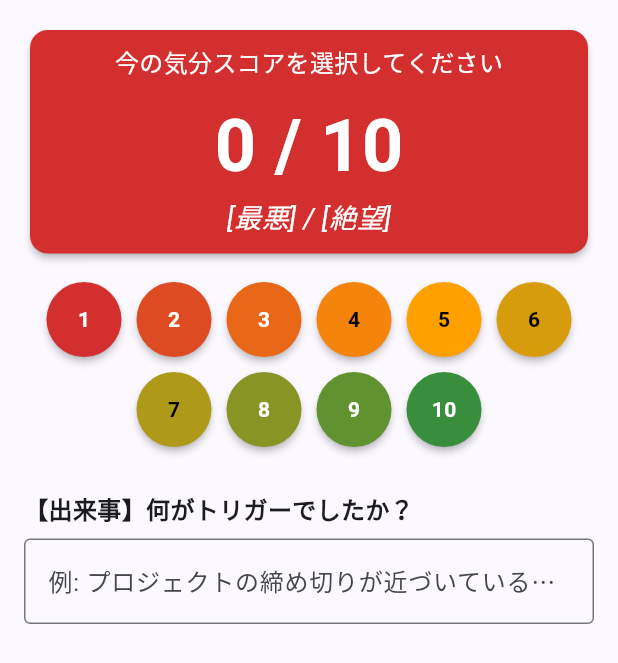
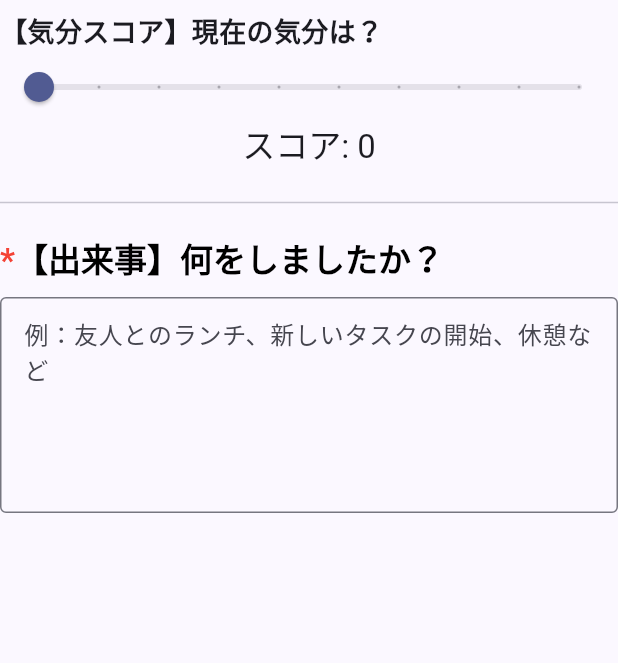
Before and after one commit to takehisa-nanba/self-awareness-diary, a Flutter app: the Step2WriteScreen widget shown alone on an empty page, opened directly with empty values, on a phone screen of 412 x 824 dp. Shown: the top 663 px of the screen. Run offline on Flutter 3.47's test engine with Material 3 defaults, Android fonts, the phone set to English and light mode, and no system bars; our stand-ins replace fl_chart, flutter_dotenv, geolocator, google_generative_ai, isar, table_calendar; accounts and stored records are empty; generated files the repository leaves out were written again; network calls fail.

Commit message:
feat: Revert ScoreSelector to stable Slider implementation

```diff
--- a/lib/screens/write_screen.dart
+++ b/lib/screens/write_screen.dart
@@ -5,9 +5,9 @@ import 'package:provider/provider.dart';
 import '../core/write_core.dart';
 import '../widgets/location_status_bar.dart';
 import '../widgets/app_shell.dart';
-import 'write_steps/step1_write.dart' show Step1WriteScreen;
-import 'write_steps/step2_write.dart' show Step2WriteScreen;
-import 'write_steps/step3_write.dart' show Step3WriteScreen;
+import 'write_steps/step1_write.dart';
+import 'write_steps/step2_write.dart';
+import 'write_steps/step3_write.dart';
 
 class WriteScreen extends StatelessWidget {
   const WriteScreen({super.key});
@@ -62,7 +62,8 @@ class WriteScreen extends StatelessWidget {
             icon: const Icon(Icons.arrow_back_ios, size: 16, color: Colors.black87),
             label: const Text('戻る', style: TextStyle(color: Colors.black87)),
           )
-        : const SizedBox(width: 56.0); // 戻るボタンがないステップ1でも、タイトルと位置を揃えるため同等の幅を確保
+        // ★★★ 修正1: ステップ1の時は幅 0 のSizedBoxを返す（左寄せのため） ★★★
+        : const SizedBox.shrink();
 
     // タイトルとステップ表示 (Columnで縦にまとめる)
     Widget titleAndStep = Column(
@@ -90,11 +91,10 @@ class WriteScreen extends StatelessWidget {
     );
 
     return PreferredSize(
-      preferredSize: const Size.fromHeight(40.0), // 高さを60.0に調整
+      preferredSize: const Size.fromHeight(60.0),
       child: Container(
         color: Colors.transparent,
 
-        // ★★★ 修正1: 戻るボタンとタイトルをRowで並べ、全体のパディングを設定 ★★★
         child: Padding(
           padding: const EdgeInsets.symmetric(horizontal: 16.0), // 左右パディング
           child: Row(
@@ -103,13 +103,15 @@ class WriteScreen extends StatelessWidget {
               // 1. 戻るボタン/SizedBox (左端)
               backButton,
 
-              // 2. スペース
-              const SizedBox(width: 10.0),
+              // 2. スペース - 戻るボタンがあるときのみスペースを空ける
+              // ★★★ 修正2: if を追加し、ステップ2, 3 のみスペースを空ける ★★★
+              if (core.currentStepIndex > 1)
+                const SizedBox(width: 10.0),
 
               // 3. タイトルとステップ表示 (残りのスペースを占有)
               Expanded(
                 child: Padding(
-                   padding: const EdgeInsets.symmetric(vertical: 8.0), // 上下のパディングで高さを調整
+                   padding: const EdgeInsets.symmetric(vertical: 4.0),
                    child: titleAndStep,
                 ),
               ),
@@ -209,7 +211,7 @@ class WriteContent extends StatelessWidget {
         );
       case 2:
         return Step2WriteScreen(
-          moodScore: core.moodScore,
+          moodScore: core.moodScore.toDouble(),
           eventController: core.eventController,
           onScoreChanged: (int score) {
             core.setMoodScore(score.toDouble());
--- a/lib/screens/write_steps/step2_write.dart
+++ b/lib/screens/write_steps/step2_write.dart
@@ -1,11 +1,11 @@
-// lib/screens/write_steps/step2_write.dart (最新版)
+// lib/screens/write_steps/step2_write.dart
 
 import 'package:flutter/material.dart';
 
 class Step2WriteScreen extends StatelessWidget {
-  final int moodScore;
+  final double moodScore;
   final TextEditingController eventController;
-  final ValueChanged<int> onScoreChanged;
+  final void Function(int) onScoreChanged;
   final VoidCallback onContentChanged;
 
   const Step2WriteScreen({
@@ -16,147 +16,89 @@ class Step2WriteScreen extends StatelessWidget {
     required this.onContentChanged,
   });
 
-  // ★★★ 1. スコアに基づいて背景色を計算するロジック ★★★
-  Color _getScoreColor(int score) {
-    // 範囲を1から10に固定
-    final clampedScore = score.clamp(1, 10);
-
-    // スコア5（アンバー）を基準に、赤と緑に分ける
-    if (clampedScore <= 5) {
-      // 1 (濃赤) から 5 (濃アンバー) へのグラデーション
-      final t = (clampedScore - 1) / 4.0;
-      return Color.lerp(Colors.red.shade700, Colors.amber.shade700, t)!;
-    } else {
-      // 6 (濃アンバー) から 10 (濃緑) へのグラデーション
-      // tは0.0 (スコア6) から 1.0 (スコア10) に変化
-      final t = (clampedScore - 5) / 5.0;
-      // 濃アンバーと濃緑の間で補間する
-      return Color.lerp(Colors.amber.shade700, Colors.green.shade700, t)!;
-    }
-  }
-
-  // ★★★ 2. スコアに基づいて文字色を決定するロジック（コントラスト確保） ★★★
-  Color _getTextColor(int score) {
-    // スコア 4〜7 の中間色（濃い黄色/アンバー）は黒文字で見やすくする
-    if (score >= 4 && score <= 7) {
-      return Colors.black;
-    }
-    // それ以外（濃赤、濃緑）は白文字にする
-    return Colors.white;
-  }
-
-  // ★★★ 3. スコアに基づいて感情ワードを返すロジック ★★★
-  String _getMoodWord(int score) {
-    if (score >= 9) return '[最高] / [歓喜]';
-    if (score >= 7) return '[満足] / [良好]';
-    if (score == 6) return '[ニュートラル] / [普通]';
-    if (score == 5) return '【モヤっとする】 / [曖昧]'; // 要件に合わせた最重要ポイント
-    if (score >= 3) return '[不調] / [不安]';
-    return '[最悪] / [絶望]';
-  }
-
   @override
   Widget build(BuildContext context) {
-    // 選択されたスコアに基づいて色と文字色を決定
-    final displayColor = _getScoreColor(moodScore);
-    final displayTextColor = _getTextColor(moodScore);
-
-    return SingleChildScrollView(
-      padding: const EdgeInsets.all(16.0),
+    return Column(
+      crossAxisAlignment: CrossAxisAlignment.start,
+      children: [
+        // 1. 気分スコアの入力
+        Padding(
+          padding: const EdgeInsets.symmetric(vertical: 8.0),
           child: Column(
-        crossAxisAlignment: CrossAxisAlignment.stretch,
+            crossAxisAlignment: CrossAxisAlignment.start,
             children: [
-           // 気分スコア表示エリア
-          Card(
-            color: displayColor, // ★★★ 色をスコアと連動 ★★★
-            elevation: 2,
-            shape: RoundedRectangleBorder(
-              borderRadius: BorderRadius.circular(12),
-            ),
-            child: Padding(
-              padding: const EdgeInsets.symmetric(
-                vertical: 10.0,
-                horizontal: 16.0,
-              ),
-              child: Column(
-                children: [
-                  Text(
-                    '今の気分スコアを選択してください',
+              const Text(
+                '【気分スコア】現在の気分は？',
                 style: TextStyle(
-                      fontSize: 16,
-                      color: displayTextColor, // ★★★ 文字色をスコアと連動 ★★★
+                  fontWeight: FontWeight.bold,
+                  fontSize: 18,
                 ),
               ),
-                  const SizedBox(height: 10),
-                  Text(
-                    '$moodScore / 10',
-                    style: TextStyle(
-                      fontSize: 48,
-                      fontWeight: FontWeight.bold,
-                      color: displayTextColor, // ★★★ 文字色をスコアと連動 ★★★
+
+              // ★★★ 修正1: Slider を再導入 ★★★
+              Slider(
+                value: moodScore,
+                min: 1,
+                max: 10,
+                divisions: 9,
+                label: moodScore.round().toString(),
+                onChanged: (double value) {
+                  onScoreChanged(value.round());
+                },
               ),
-                  ),
-                  Text(
-                    _getMoodWord(moodScore), // ★★★ 感情ワードを表示 ★★★
-                    style: TextStyle(
-                      fontSize: 18,
-                      color: displayTextColor,
-                      fontStyle: FontStyle.italic,
+
+              // ★★★ 修正2: 中央のスコア表示を再導入 ★★★
+              Center(
+                child: Text(
+                  'スコア: ${moodScore.round()}',
+                  style: Theme.of(context).textTheme.titleLarge,
                 ),
               ),
             ],
           ),
         ),
+
+        const Divider(height: 30),
+
+        // 2. 出来事の入力
+        Padding(
+          padding: const EdgeInsets.symmetric(vertical: 8.0),
+          child: Column(
+            crossAxisAlignment: CrossAxisAlignment.start,
+            children: [
+              // RichTextに置き換え、アスタリスクを赤くする
+              RichText(
+                text: TextSpan(
+                  style: Theme.of(context).textTheme.titleLarge?.copyWith(
+                    fontWeight: FontWeight.bold,
+                    color: Colors.black,
                   ),
-
-          const SizedBox(height: 15),
-
-         // 2. スコア選択ボタンエリア
-          Wrap(
-            spacing: 10.0,
-            runSpacing: 10.0,
-            alignment: WrapAlignment.center,
-            children: List.generate(10, (index) {
-              final score = index + 1;
-              return RawMaterialButton(
-                onPressed: () => onScoreChanged(score),
-                elevation: 2.0,
-                fillColor: _getScoreColor(score), // 各ボタンも色を付ける
-                padding: const EdgeInsets.all(12.0),
-                shape: const CircleBorder(),
-                constraints: const BoxConstraints(minWidth: 50, minHeight: 50),
-                child: Text(
-                  score.toString(),
-                  style: TextStyle(
-                    color: _getTextColor(score),
-                    fontWeight: FontWeight.bold,
+                  children: const <TextSpan>[
+                    TextSpan(
+                      text: '*',
+                      style: TextStyle(color: Colors.red),
+                    ),
+                    TextSpan(
+                      text: '【出来事】何をしましたか？',
+                    ),
+                  ],
                 ),
               ),
-              );
-            }),
-          ),
-
-          const SizedBox(height: 30),
-
-          // 出来事入力セクション
-          const Text(
-            '【出来事】何がトリガーでしたか？',
-            style: TextStyle(fontSize: 16, fontWeight: FontWeight.bold),
-          ),
-          const SizedBox(height: 8),
+              const SizedBox(height: 10),
               TextField(
                 controller: eventController,
-            onChanged: (text) => onContentChanged(),
-            maxLines: 1,
+                maxLines: 5,
                 decoration: const InputDecoration(
-              hintText: '例: プロジェクトの締め切りが近づいている。上司に褒められた。',
+                  hintText: '例：友人とのランチ、新しいタスクの開始、休憩など',
                   border: OutlineInputBorder(),
+                  contentPadding: EdgeInsets.all(12.0),
+                ),
+                onChanged: (_) => onContentChanged(),
+              ),
+            ],
           ),
         ),
-
-          // 3. 出来事の入力エリア
       ],
-      ),
     );
   }
 }
--- a/lib/screens/write_steps/step3_write.dart
+++ b/lib/screens/write_steps/step3_write.dart
@@ -25,20 +25,20 @@ class Step3WriteScreen extends StatelessWidget {
         children: [
           const Text(
             'Step 3. 気分を自由に言語化してください (オプション)',
-            style: TextStyle(fontSize: 18, fontWeight: FontWeight.bold),
+            style: TextStyle(fontSize: 16, fontWeight: FontWeight.bold),
           ),
           const Text(
-            'このステップでは、あなたの感情や気分を自由に言葉で表現してください。履歴画面でも編集できますので、そのまま保存しても大丈夫です。',
-            style: TextStyle(fontSize: 14, color: Colors.grey),
+            'このステップでは、あなたの感情や気分を自由に言葉で表現してください。',
+            style: TextStyle(fontSize: 12, color: Colors.grey),
           ),
           const SizedBox(height: 8),
 
           TextField(
             controller: languageController,
-            maxLines: 10,
+            maxLines: 8,
             decoration: const InputDecoration(
               border: OutlineInputBorder(),
-              hintText: '例：プロジェクト完了は嬉しいが、次のタスクへの不安で落ち着かない。',
+              hintText: '例：プロジェクト完了は嬉しいが、次のタスクへの不安で落ち着かない。\n※履歴画面でも編集できますので、そのまま保存しても大丈夫です。',
             ),
           ),
 
```
Lines whose indentation alone changed are shown as unchanged.
